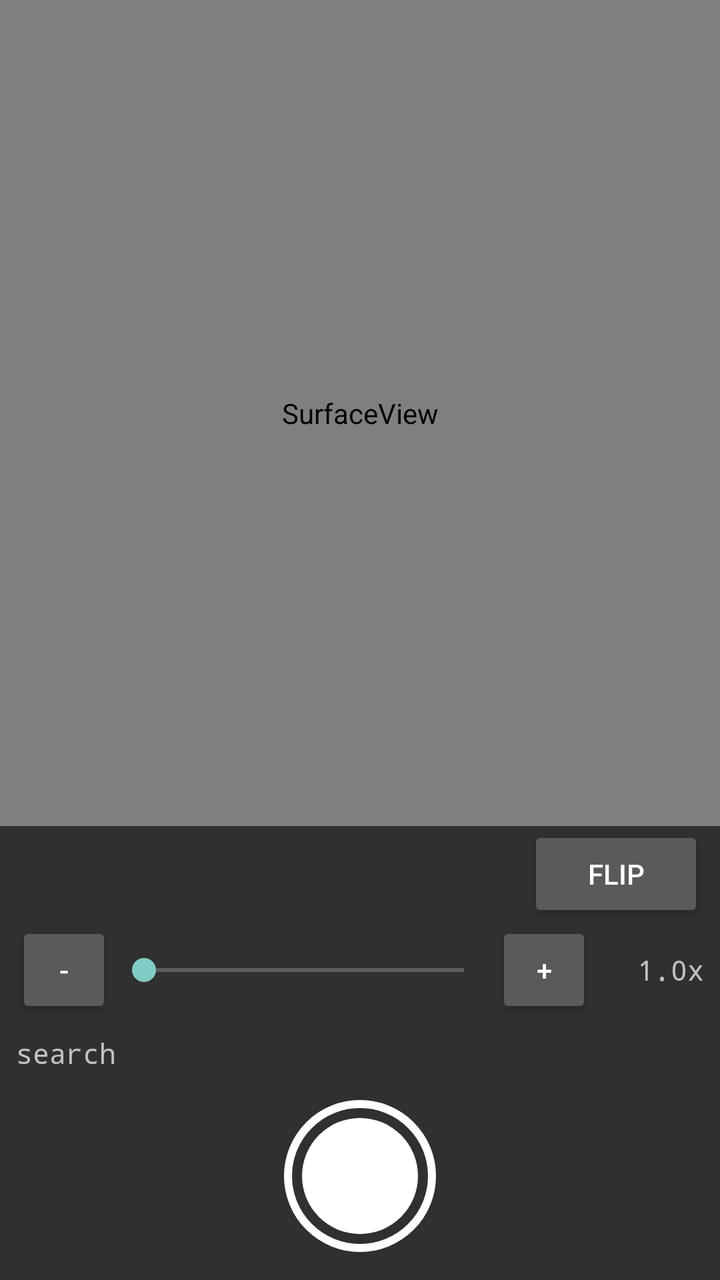
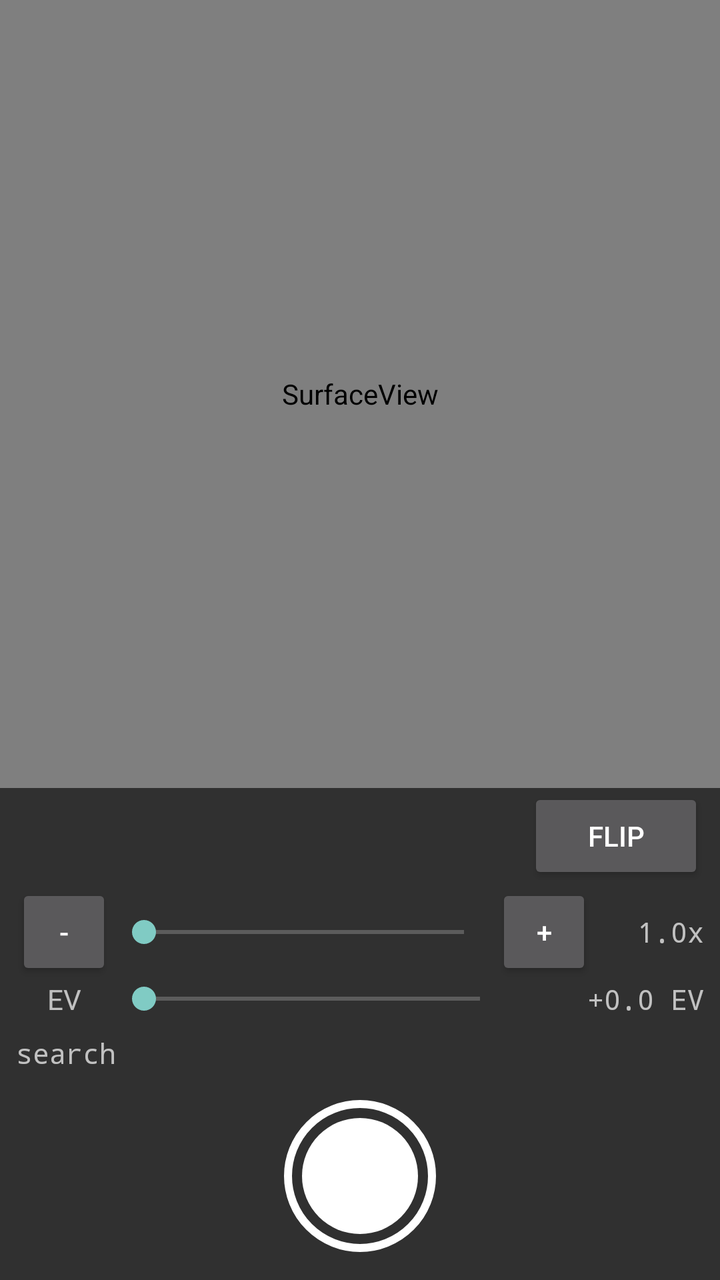

Compare the two renders of this Android layout. The source of the first and the diff that turns it into the second are given below.
<!-- AndroidManifest.xml: application theme Theme.AppCompat.NoActionBar -->
<!-- res/layout/main.xml -->
<?xml version="1.0" encoding="utf-8"?>
<LinearLayout xmlns:android="http://schemas.android.com/apk/res/android"
    android:layout_width="match_parent"
    android:layout_height="match_parent"
    android:orientation="vertical">

    <FrameLayout
        android:layout_width="match_parent"
        android:layout_height="0dp"
        android:layout_weight="1">

        <SurfaceView
            android:id="@+id/preview"
            android:layout_width="match_parent"
            android:layout_height="match_parent" />

        <ImageView
            android:id="@+id/focusRing"
            android:layout_width="76dp"
            android:layout_height="76dp"
            android:src="@drawable/focus_ring"
            android:contentDescription="focus"
            android:visibility="gone" />
    </FrameLayout>

    <LinearLayout
        android:layout_width="match_parent"
        android:layout_height="wrap_content"
        android:orientation="horizontal"
        android:gravity="center_vertical"
        android:paddingStart="8dp"
        android:paddingEnd="8dp">

        <LinearLayout
            android:id="@+id/lensRow"
            android:layout_width="0dp"
            android:layout_height="wrap_content"
            android:layout_weight="1"
            android:orientation="horizontal" />

        <Button
            android:id="@+id/flip"
            android:layout_width="wrap_content"
            android:layout_height="wrap_content"
            android:text="flip" />
    </LinearLayout>

    <LinearLayout
        android:layout_width="match_parent"
        android:layout_height="wrap_content"
        android:orientation="horizontal"
        android:gravity="center_vertical"
        android:paddingStart="8dp"
        android:paddingEnd="8dp">

        <Button
            android:id="@+id/zoomOut"
            android:layout_width="48dp"
            android:layout_height="wrap_content"
            android:minWidth="0dp"
            android:text="-" />

        <SeekBar
            android:id="@+id/zoom"
            android:layout_width="0dp"
            android:layout_height="wrap_content"
            android:layout_weight="1"
            android:max="100" />

        <Button
            android:id="@+id/zoomIn"
            android:layout_width="48dp"
            android:layout_height="wrap_content"
            android:minWidth="0dp"
            android:text="+" />

        <TextView
            android:id="@+id/zoomText"
            android:layout_width="56dp"
            android:layout_height="wrap_content"
            android:gravity="end"
            android:fontFamily="monospace"
            android:text="1.0x" />
    </LinearLayout>

    <TextView
        android:id="@+id/status"
        android:layout_width="match_parent"
        android:layout_height="wrap_content"
        android:padding="8dp"
        android:fontFamily="monospace"
        android:textSize="14sp"
        android:text="search" />

    <FrameLayout
        android:layout_width="match_parent"
        android:layout_height="wrap_content"
        android:paddingTop="6dp"
        android:paddingBottom="14dp">

        <View
            android:id="@+id/record"
            android:layout_width="76dp"
            android:layout_height="76dp"
            android:layout_gravity="center_horizontal"
            android:background="@drawable/capture_button"
            android:contentDescription="record"
            android:clickable="true"
            android:focusable="true" />
    </FrameLayout>
</LinearLayout>
<!-- resources referenced by this layout -->
<resources>
  <!-- drawable capture_button (drawable) -->
  <?xml version="1.0" encoding="utf-8"?>
  <selector xmlns:android="http://schemas.android.com/apk/res/android">
      <item android:state_selected="true" android:drawable="@drawable/capture_recording" />
      <item android:drawable="@drawable/capture_idle" />
  </selector>
  <!-- drawable focus_ring (drawable) -->
  <?xml version="1.0" encoding="utf-8"?>
  <shape xmlns:android="http://schemas.android.com/apk/res/android" android:shape="oval">
      <solid android:color="#00000000" />
      <stroke android:width="2dp" android:color="#FFFFFFFF" />
  </shape>
  <!-- drawable capture_recording (drawable) -->
  <?xml version="1.0" encoding="utf-8"?>
  <layer-list xmlns:android="http://schemas.android.com/apk/res/android">
      <item>
          <shape android:shape="oval">
              <solid android:color="#00000000" />
              <stroke android:width="4dp" android:color="#FFFFFFFF" />
          </shape>
      </item>
      <item
          android:bottom="22dp"
          android:left="22dp"
          android:right="22dp"
          android:top="22dp">
          <shape android:shape="rectangle">
              <solid android:color="#FFE53935" />
              <corners android:radius="6dp" />
          </shape>
      </item>
  </layer-list>
  <!-- drawable capture_idle (drawable) -->
  <?xml version="1.0" encoding="utf-8"?>
  <layer-list xmlns:android="http://schemas.android.com/apk/res/android">
      <item>
          <shape android:shape="oval">
              <solid android:color="#00000000" />
              <stroke android:width="4dp" android:color="#FFFFFFFF" />
          </shape>
      </item>
      <item
          android:bottom="9dp"
          android:left="9dp"
          android:right="9dp"
          android:top="9dp">
          <shape android:shape="oval">
              <solid android:color="#FFFFFFFF" />
          </shape>
      </item>
  </layer-list>
</resources>

<!-- the commit's change to res/layout/main.xml (unified diff, before → after) -->
@@ -83,6 +83,36 @@
             android:text="1.0x" />
     </LinearLayout>
 
+    <LinearLayout
+        android:layout_width="match_parent"
+        android:layout_height="wrap_content"
+        android:orientation="horizontal"
+        android:gravity="center_vertical"
+        android:paddingStart="8dp"
+        android:paddingEnd="8dp">
+
+        <TextView
+            android:layout_width="48dp"
+            android:layout_height="wrap_content"
+            android:gravity="center"
+            android:text="EV" />
+
+        <SeekBar
+            android:id="@+id/exposureBar"
+            android:layout_width="0dp"
+            android:layout_height="wrap_content"
+            android:layout_weight="1"
+            android:max="0" />
+
+        <TextView
+            android:id="@+id/exposureText"
+            android:layout_width="96dp"
+            android:layout_height="wrap_content"
+            android:gravity="end"
+            android:fontFamily="monospace"
+            android:text="+0.0 EV" />
+    </LinearLayout>
+
     <TextView
         android:id="@+id/status"
         android:layout_width="match_parent"
